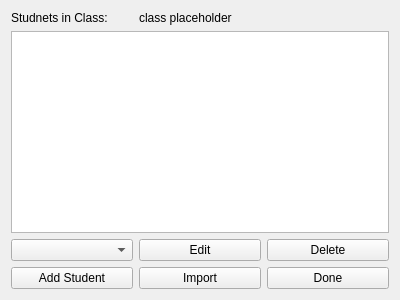
Old version of the form GUI/classview.ui in the repository Laucksy/CS-205-Project.
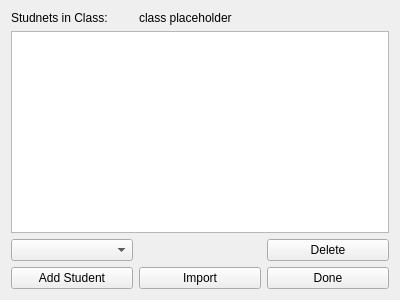
New version of the form.

Patch:
```diff
--- a/GUI/classview.ui
+++ b/GUI/classview.ui
@@ -21,13 +21,6 @@
      </property>
     </widget>
    </item>
-   <item row="2" column="1">
-    <widget class="QPushButton" name="pushButton_4">
-     <property name="text">
-      <string>Edit</string>
-     </property>
-    </widget>
-   </item>
    <item row="3" column="0">
     <widget class="QPushButton" name="pushButton">
      <property name="text">
```
